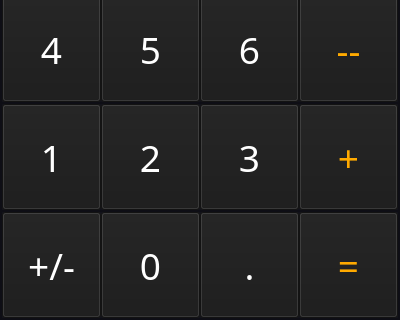
Old version of the form tela.ui in the repository Fouragate/Calculadora; both pictures show x 0 to 400 and y 330 to 650 of the 400 by 650 pixel window.
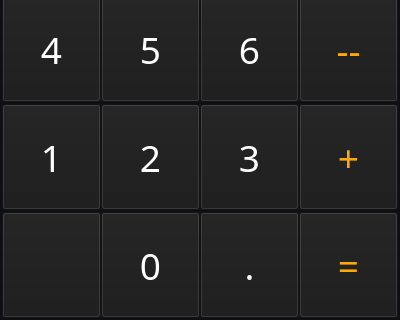
New version of the form.

Commit message: Criado Tela Calculadora Foi criado a tela da calculadora com PyQt5 exportado para arquivo .py

```diff
--- a/tela.ui
+++ b/tela.ui
@@ -682,35 +682,35 @@
           <property name="bottomMargin">
            <number>0</number>
           </property>
-          <item>
-           <widget class="QPushButton" name="zero_Btt">
-            <property name="maximumSize">
-             <size>
-              <width>130</width>
-              <height>130</height>
-             </size>
-            </property>
-            <property name="font">
-             <font>
-              <family>Arial Black</family>
-              <pointsize>28</pointsize>
-              <weight>10</weight>
-              <italic>false</italic>
-              <bold>false</bold>
-             </font>
-            </property>
-            <property name="styleSheet">
-             <string notr="true">color: rgb(255, 255, 255);
-font: 87 28pt &quot;Arial Black&quot;;
-background-color: rgb(26, 26, 26);</string>
-            </property>
-            <property name="text">
-             <string>+/-</string>
-            </property>
-           </widget>
-          </item>
           <item>
            <widget class="QPushButton" name="mais_menosBtt">
+            <property name="maximumSize">
+             <size>
+              <width>130</width>
+              <height>130</height>
+             </size>
+            </property>
+            <property name="font">
+             <font>
+              <family>Arial Black</family>
+              <pointsize>28</pointsize>
+              <weight>10</weight>
+              <italic>false</italic>
+              <bold>false</bold>
+             </font>
+            </property>
+            <property name="styleSheet">
+             <string notr="true">color: rgb(255, 255, 255);
+font: 87 28pt &quot;Arial Black&quot;;
+background-color: rgb(26, 26, 26);</string>
+            </property>
+            <property name="text">
+             <string> </string>
+            </property>
+           </widget>
+          </item>
+          <item>
+           <widget class="QPushButton" name="zero_Btt">
             <property name="maximumSize">
              <size>
               <width>130</width>
```
Left out of the diff: 2 changed lines with no effect on the pictures. The commit also changes 5 other files.
